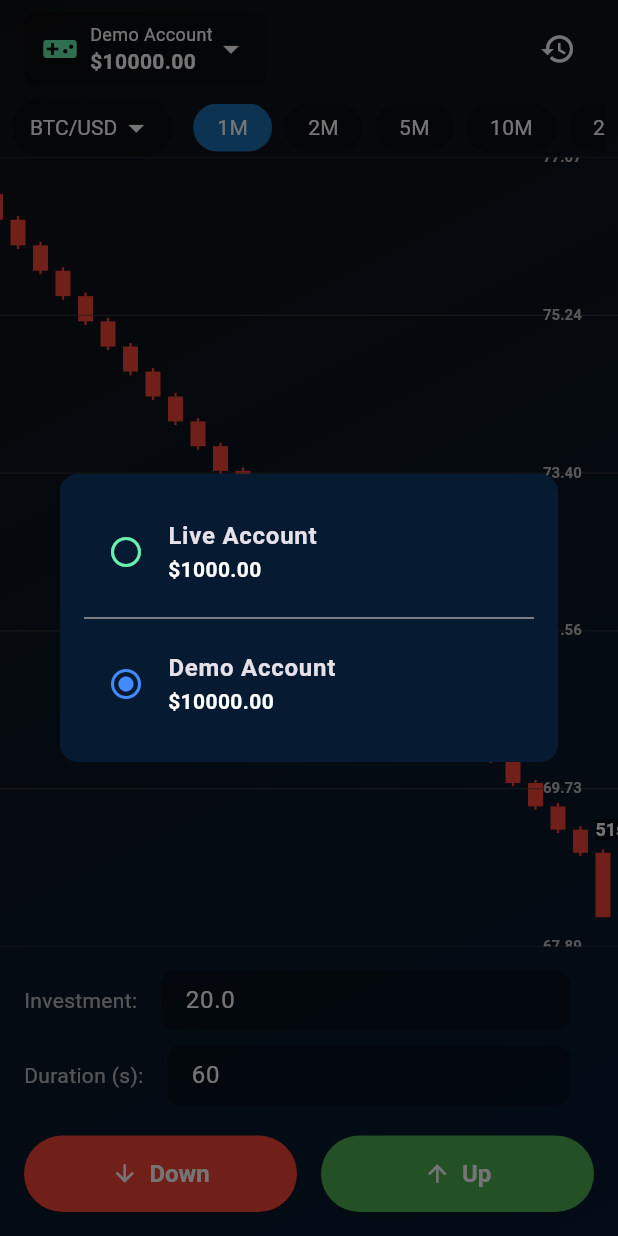
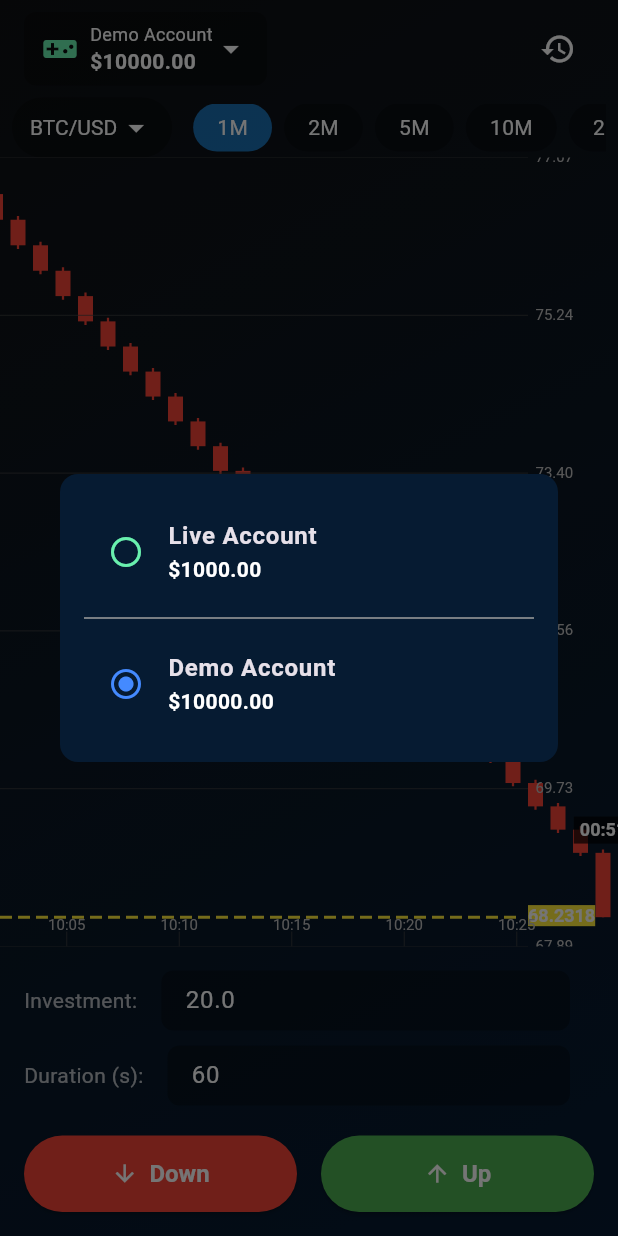
Before and after one commit to programmerrajbhai/trading_home, a Flutter app: the screen it shows after launch, after a tap on "Demo Account", on a phone screen of 412 x 824 dp. Run offline on Flutter 3.47's test engine with Material 3 defaults, Android fonts, the phone set to English and light mode, and no system bars; our stand-ins replace get.

Commit message:
candle line and candle timer

```diff
--- a/lib/home/chert.dart
+++ b/lib/home/chert.dart
@@ -1,12 +1,12 @@
 import 'package:flutter/material.dart';
 import 'package:trading_home/home/utils/enums.dart';
 import 'dart:math' show max, min;
-
+import 'package:intl/intl.dart';
+import 'dart:ui' as ui;
 
 import 'candle_data.dart';
 import 'models/trade_model.dart';
 
-// key ব্যবহারের জন্য StatefulWidget এর নাম পরিবর্তন করা হয়েছে
 class CandlestickChart extends StatefulWidget {
   final List<CandleData> candles;
   final List<Trade> runningTrades;
@@ -26,18 +26,16 @@ class CandlestickChart extends StatefulWidget {
 }
 
 class CandlestickChartState extends State<CandlestickChart> {
-  double _scale = 1.0; // Zoom level
-  double _horizontalOffset = 0.0; // Pan position
+  double _scale = 1.0;
+  double _horizontalOffset = 0.0;
   Offset? _dragStartPosition;
 
   @override
   void initState() {
     super.initState();
-    // চার্ট শুরুতেই শেষ প্রান্তে দেখাবে
     WidgetsBinding.instance.addPostFrameCallback((_) => scrollToEnd(animate: false));
   }
 
-  // নতুন ক্যান্ডেল আসলে চার্টকে শেষ প্রান্তে নিয়ে যাওয়ার জন্য
   @override
   void didUpdateWidget(covariant CandlestickChart oldWidget) {
     super.didUpdateWidget(oldWidget);
@@ -46,16 +44,12 @@ class CandlestickChartState extends State<CandlestickChart> {
     }
   }
 
-  // বাইরে থেকে কল করার জন্য পাবলিক মেথড
   void scrollToEnd({bool animate = true}) {
     if (!mounted || context.size == null) return;
-
     final double candleWidth = 10.0 * _scale;
     final double spacing = 5.0 * _scale;
     final double contentWidth = widget.candles.length * (candleWidth + spacing);
     final double maxOffset = contentWidth - context.size!.width;
-
-    // অ্যানিমেশনসহ স্ক্রল করার ব্যবস্থা পরে যোগ করা যেতে পারে
     setState(() {
       _horizontalOffset = maxOffset.clamp(0.0, double.infinity);
     });
@@ -73,18 +67,13 @@ class CandlestickChartState extends State<CandlestickChart> {
       },
       onScaleUpdate: (details) {
         setState(() {
-          // Horizontal Pan (1 finger drag)
           if (details.scale == 1.0 && _dragStartPosition != null) {
             final dx = details.localFocalPoint.dx - _dragStartPosition!.dx;
             _horizontalOffset -= dx;
             _dragStartPosition = details.localFocalPoint;
-          }
-          // Scale (pinch zoom)
-          else if (details.scale != 1.0) {
+          } else if (details.scale != 1.0) {
             final newScale = (_scale * details.scale).clamp(0.2, 5.0);
             final focalPoint = details.localFocalPoint.dx;
-
-            // Zoom in/out from the focal point
             final worldFocalX = (_horizontalOffset + focalPoint) / _scale;
             _horizontalOffset = (worldFocalX * newScale) - focalPoint;
             _scale = newScale;
@@ -132,18 +121,16 @@ class _CandlestickPainter extends CustomPainter {
     final double spacing = 5.0 * scale;
     final double itemWidth = candleWidth + spacing;
     final double candleDurationMs = selectedTimeframe.minutes * 60 * 1000.0;
+    const double priceLabelWidth = 60;
 
-    // ক্যানভাস ক্লিপ করা হচ্ছে যাতে বাইরে কিছু আঁকা না যায়
     canvas.clipRect(Rect.fromLTWH(0, 0, size.width, size.height));
 
-    // শুধুমাত্র দৃশ্যমান ক্যান্ডেলগুলো বের করা হচ্ছে
     final int firstVisibleIndex = (horizontalOffset / itemWidth).floor().clamp(0, candles.length);
     final int lastVisibleIndex = ((horizontalOffset + size.width) / itemWidth).ceil().clamp(0, candles.length);
 
     if (firstVisibleIndex >= lastVisibleIndex) return;
 
     final visibleCandles = candles.getRange(firstVisibleIndex, lastVisibleIndex).toList();
-
     if (visibleCandles.isEmpty) return;
 
     final double minY = visibleCandles.map((c) => c.low).reduce(min) * 0.995;
@@ -160,102 +147,176 @@ class _CandlestickPainter extends CustomPainter {
       final realIndex = firstVisibleIndex + i;
       final double x = (realIndex * itemWidth) - horizontalOffset;
 
-      final isGreen = candle.close >= candle.open;
-      final paint = Paint()..color = isGreen ? Colors.green : Colors.red;
+      final isBullish = candle.close >= candle.open;
+      final paint = Paint()..color = isBullish ? Colors.green : Colors.red;
 
-      canvas.drawLine(Offset(x + candleWidth / 2, getY(candle.high)), Offset(x + candleWidth / 2, getY(candle.low)), paint..strokeWidth = 1.5);
-      canvas.drawRect(Rect.fromLTRB(x, getY(isGreen ? candle.close : candle.open), x + candleWidth, getY(isGreen ? candle.open : candle.close)), paint);
+      canvas.drawLine(
+        Offset(x + candleWidth / 2, getY(candle.high)),
+        Offset(x + candleWidth / 2, getY(candle.low)),
+        paint..strokeWidth = 1.5,
+      );
+      canvas.drawRect(
+        Rect.fromLTRB(x, getY(isBullish ? candle.close : candle.open), x + candleWidth, getY(isBullish ? candle.open : candle.close)),
+        paint,
+      );
+    }
 
-      // +++ নতুন কোড: এখানে টাইমার আঁকা হচ্ছে +++
-      if (realIndex == candles.length - 1) { // যদি এটি সর্বশেষ ক্যান্ডেল হয়
-        final countdownText = "${candleTimeRemaining.toString().padLeft(2, '0')}s";
-        _drawText(
-          canvas,
-          countdownText,
-          Offset(x, getY(candle.high) - 20), // ক্যান্ডেলের উচ্চতার উপরে
-          Colors.white,
-          12,
-          backgroundColor: Colors.black.withOpacity(0.5),
+    // Draw Current Price Line
+    if (candles.isNotEmpty) {
+      final lastClose = candles.last.close;
+      final currentY = getY(lastClose);
+      final linePaint = Paint()
+        ..color = Colors.yellow
+        ..strokeWidth = 2.0;
+
+      _drawDashedLine(canvas, Offset(0, currentY), Offset(size.width - priceLabelWidth, currentY), linePaint, 8, 4);
+      _drawText(canvas, lastClose.toStringAsFixed(4), Offset(size.width - priceLabelWidth, currentY - 8), Colors.white, 12, backgroundColor: linePaint.color);
+    }
+
+    // Draw Candle Countdown Timer
+    if (candleTimeRemaining > 0 && candles.isNotEmpty) {
+      final lastCandle = candles.last;
+      final double x = ((candles.length - 1) * itemWidth) - horizontalOffset + candleWidth/2;
+      final double y = getY(lastCandle.high) - 20;
+
+      final timerText = "${(candleTimeRemaining ~/ 60).toString().padLeft(2,'0')}:${(candleTimeRemaining % 60).toString().padLeft(2,'0')}";
+      final textPainter = TextPainter(
+        text: TextSpan(
+          text: timerText,
+          style: const TextStyle(color: Colors.white, fontSize: 12, fontWeight: FontWeight.bold),
+        ),
+        textDirection: ui.TextDirection.ltr,
       );
+      textPainter.layout();
+
+      final backgroundPaint = Paint()..color = Colors.black.withOpacity(0.7);
+      canvas.drawRect(
+        Rect.fromLTWH(x - textPainter.width/2 - 4, y - 2, textPainter.width + 8, textPainter.height + 4),
+        backgroundPaint,
+      );
+      textPainter.paint(canvas, Offset(x - textPainter.width/2, y));
+    }
+
+    // Draw Price Axis and Time Axis
+    _drawPriceAxis(canvas, size, minY, maxY, getY, priceLabelWidth);
+    _drawTimeAxis(canvas, size, firstVisibleIndex, lastVisibleIndex, itemWidth, horizontalOffset, candles);
+
+    // Draw Running Trades
+    _drawRunningTrades(canvas, size, getY, priceLabelWidth, itemWidth, candleDurationMs);
+  }
+
+  void _drawPriceAxis(Canvas canvas, Size size, double minY, double maxY, Function getY, double priceLabelWidth) {
+    final gridPaint = Paint()..color = Colors.grey[800]!..strokeWidth = 0.5;
+    final priceRange = maxY - minY;
+    final textPainter = TextPainter(textDirection: ui.TextDirection.ltr);
+
+    for (int i = 0; i <= 5; i++) {
+      final y = size.height * i / 5;
+      canvas.drawLine(Offset(0, y), Offset(size.width - priceLabelWidth, y), gridPaint);
+      final price = maxY - (i / 5) * priceRange;
+
+      textPainter.text = TextSpan(text: price.toStringAsFixed(2), style: TextStyle(color: Colors.grey[400], fontSize: 10));
+      textPainter.layout();
+      textPainter.paint(canvas, Offset(size.width - priceLabelWidth + 5, y - textPainter.height / 2));
     }
   }
 
-    // Draw Right-side UI (Grid, Price)
-    final gridPaint = Paint()..color = Colors.grey[800]!..strokeWidth = 0.5;
-    for (int i = 0; i <= 5; i++) {
-      final y = size.height * i / 5;
-      canvas.drawLine(Offset(0, y), Offset(size.width, y), gridPaint);
-      final price = maxY - (i / 5) * (maxY - minY);
-      _drawText(canvas, price.toStringAsFixed(2), Offset(size.width - 50, y - 6), Colors.grey[400]!, 10);
+  void _drawTimeAxis(Canvas canvas, Size size, int firstVisibleIndex, int lastVisibleIndex, double itemWidth, double horizontalOffset, List<CandleData> candles) {
+    final timePaint = Paint()..color = Colors.grey[800]!..strokeWidth = 0.5;
+    final textPainter = TextPainter(textDirection: ui.TextDirection.ltr);
+    final timeFormat = DateFormat('HH:mm');
+
+    for (int i = firstVisibleIndex; i < lastVisibleIndex; i++) {
+      final candle = candles[i];
+      final x = (i * itemWidth) - horizontalOffset + itemWidth / 2;
+
+      if (i % 5 == 0) {
+        canvas.drawLine(Offset(x, size.height), Offset(x, size.height - 10), timePaint);
+
+        final timeText = timeFormat.format(DateTime.fromMillisecondsSinceEpoch(candle.timestamp));
+        textPainter.text = TextSpan(text: timeText, style: TextStyle(color: Colors.grey[400], fontSize: 10));
+        textPainter.layout();
+        textPainter.paint(canvas, Offset(x - textPainter.width / 2, size.height - 20));
+      }
+    }
   }
 
-    // Draw Running Trades
+  void _drawRunningTrades(Canvas canvas, Size size, Function getY, double priceLabelWidth, double itemWidth, double candleDurationMs) {
+    final double lastCandlePrice = candles.last.close;
+    final textPainter = TextPainter(textDirection: ui.TextDirection.ltr);
+
     for (final trade in runningTrades) {
       final tradeY = getY(trade.entryPrice);
       if (tradeY < 0 || tradeY > size.height) continue;
 
-      final tradePaint = Paint()..color = trade.color..strokeWidth = 1.5;
+      final startCandleIndex = candles.indexWhere((c) => c.timestamp >= trade.entryTime.millisecondsSinceEpoch);
+      if (startCandleIndex == -1) continue;
 
-      final startCandleIndex = candles.indexWhere((c) => c.timestamp >= trade.entryTime.millisecondsSinceEpoch);
-
-      // Calculate startX based on the trade's entry time within the starting candle
-      double startX;
-      if (startCandleIndex != -1) {
       final startCandle = candles[startCandleIndex];
       final startCandleMs = startCandle.timestamp;
       final tradeEntryMs = trade.entryTime.millisecondsSinceEpoch;
       final offsetInMs = tradeEntryMs - startCandleMs;
       final offsetInPixels = (offsetInMs / candleDurationMs) * itemWidth;
-        startX = (startCandleIndex * itemWidth) + offsetInPixels - horizontalOffset;
-      } else {
-        continue;
-      }
+      final startX = (startCandleIndex * itemWidth) + offsetInPixels - horizontalOffset;
 
-      // Calculate the total duration of the trade in milliseconds
       final tradeDurationMs = trade.expiryTime.millisecondsSinceEpoch - trade.entryTime.millisecondsSinceEpoch;
       final tradeLinePixels = (tradeDurationMs / candleDurationMs) * itemWidth;
       final endX = startX + tradeLinePixels;
 
-      // Draw dashed horizontal line
-      const double dashWidth = 5.0;
-      const double dashSpace = 5.0;
-      double currentX = startX;
-      while (currentX < endX) {
-        canvas.drawLine(Offset(currentX, tradeY), Offset(currentX + dashWidth, tradeY), tradePaint);
-        currentX += dashWidth + dashSpace;
-      }
+      final currentPriceY = getY(lastCandlePrice);
+      final isProfit = (trade.direction == TradeDirection.up && lastCandlePrice > trade.entryPrice) || (trade.direction == TradeDirection.down && lastCandlePrice < trade.entryPrice);
 
-      // Draw dashed vertical line at expiry
-      final expiryLinePaint = Paint()..color = Colors.white..strokeWidth = 1.5;
-      double currentY = 0;
-      while (currentY < size.height) {
-        canvas.drawLine(Offset(endX, currentY), Offset(endX, currentY + 10), expiryLinePaint);
-        currentY += 20;
-      }
+      final entryPriceLinePaint = Paint()
+        ..color = trade.color
+        ..strokeWidth = 2.0;
 
-      // Draw timer text
+      canvas.drawLine(Offset(startX, tradeY), Offset(endX, tradeY), entryPriceLinePaint);
+
+      final profitLossPaint = Paint()
+        ..color = (isProfit ? Colors.green : Colors.red).withOpacity(0.2);
+      canvas.drawRect(Rect.fromLTRB(startX, tradeY, endX, currentPriceY), profitLossPaint);
+
+      final expiryLinePaint = Paint()
+        ..color = Colors.white
+        ..strokeWidth = 2.0;
+      canvas.drawLine(Offset(endX, 0), Offset(endX, size.height), expiryLinePaint);
+
+      final priceTagPaint = Paint()..color = trade.color;
+      _drawText(canvas, trade.entryPrice.toStringAsFixed(4), Offset(size.width - priceLabelWidth, tradeY - 8), Colors.white, 12, backgroundColor: priceTagPaint.color);
+
       final remainingDuration = trade.expiryTime.difference(DateTime.now());
       final minutes = remainingDuration.inMinutes;
       final seconds = remainingDuration.inSeconds.remainder(60);
       final timerText = "${minutes.toString().padLeft(2, '0')}:${seconds.toString().padLeft(2, '0')}";
-      _drawText(
-          canvas,
-          timerText,
-          Offset(endX + 10, tradeY - 20),
-          Colors.white,
-          12,
-          backgroundColor: Colors.black.withOpacity(0.5));
 
-      _drawText(canvas, trade.entryPrice.toStringAsFixed(4), Offset(startX, tradeY - 8), Colors.white, 12, backgroundColor: tradePaint.color);
+      final timerBackgroundPaint = Paint()..color = Colors.black.withOpacity(0.7);
+      textPainter.text = TextSpan(text: timerText, style: const TextStyle(color: Colors.white, fontSize: 12));
+      textPainter.layout();
+
+      canvas.drawRect(
+        Rect.fromLTWH(endX - textPainter.width / 2 - 5, 20, textPainter.width + 10, textPainter.height + 4),
+        timerBackgroundPaint,
+      );
+      textPainter.paint(canvas, Offset(endX - textPainter.width / 2, 22));
     }
   }
 
   void _drawText(Canvas canvas, String text, Offset position, Color color, double fontSize, {Color? backgroundColor}) {
     final textPainter = TextPainter(
       text: TextSpan(text: text, style: TextStyle(color: color, fontSize: fontSize, backgroundColor: backgroundColor, fontWeight: FontWeight.bold)),
-        textDirection: TextDirection.ltr
+      textDirection: ui.TextDirection.ltr,
     )..layout();
     textPainter.paint(canvas, position);
+  }
+
+  void _drawDashedLine(Canvas canvas, Offset start, Offset end, Paint paint, double dashWidth, double dashSpace) {
+    double distance = (end - start).distance;
+    final double dashCount = (distance / (dashWidth + dashSpace)).floor().toDouble();
+    for (int i = 0; i < dashCount; i++) {
+      final startDash = start + (end - start) * (i * (dashWidth + dashSpace)) / distance;
+      final endDash = start + (end - start) * (i * (dashWidth + dashSpace) + dashWidth) / distance;
+      canvas.drawLine(startDash, endDash, paint);
+    }
   }
 
   @override
```
Also changed, not shown: lib/home/controllers/trading_controller.dart (+0 -10 lines). Lines whose indentation alone changed are shown as unchanged.
